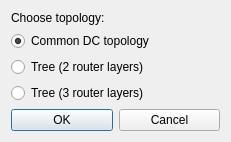
This is DCGUI/Windows/TopologyDialog.ui in DanielZorin/DataCenters as Qt 5 draws it before an edit. The edited form follows.
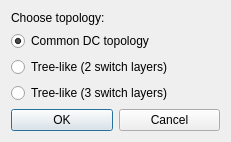
This is the edited form.

```diff
--- a/DCGUI/Windows/TopologyDialog.ui
+++ b/DCGUI/Windows/TopologyDialog.ui
@@ -62,7 +62,7 @@
       <bool>false</bool>
      </property>
      <property name="text">
-      <string>Tree (2 router layers)</string>
+      <string>Tree-like (2 switch layers)</string>
      </property>
      <property name="checked">
       <bool>false</bool>
@@ -72,7 +72,7 @@
    <item>
     <widget class="QRadioButton" name="tree3">
      <property name="text">
-      <string>Tree (3 router layers)</string>
+      <string>Tree-like (3 switch layers)</string>
      </property>
     </widget>
    </item>
```
